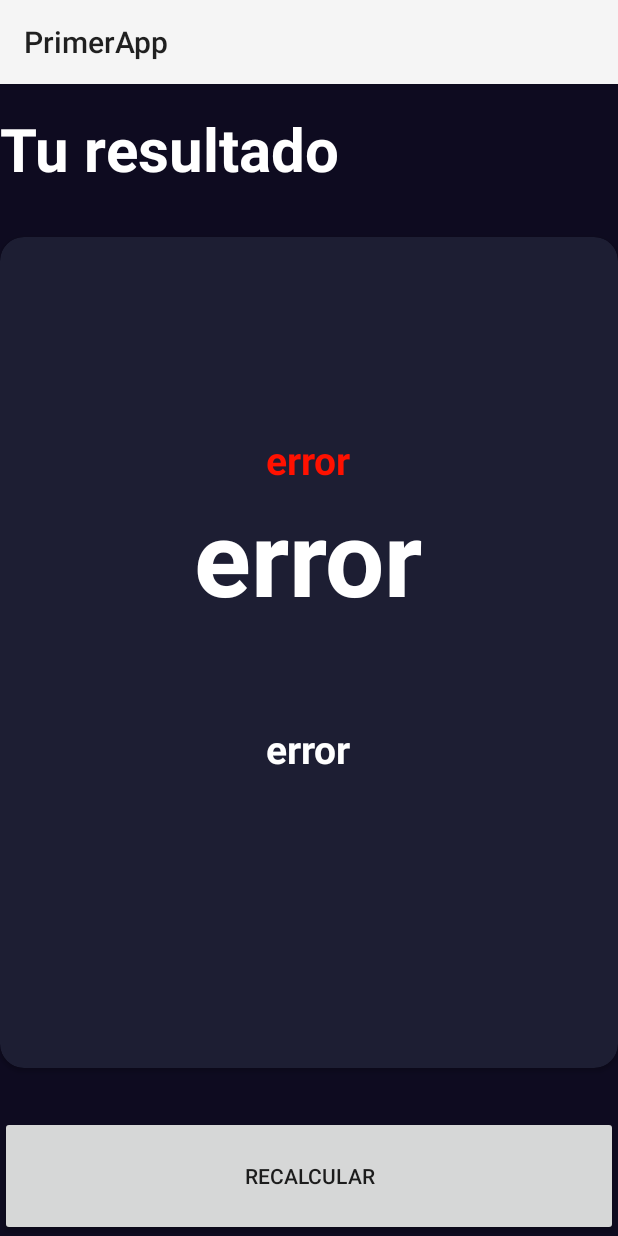
After one commit to MatiCenturion/mi-proyecto, an Android app: the ResultImcActivity screen opened directly, with no data from a screen before it, on a phone screen of 412 x 824 dp. The commit adds this screen. Run offline under Robolectric (Android 15) with nearby library versions, the phone set to English and light mode, and no system bars.

Commit message:
Se culmino el menu de calculo de IMC

```diff
--- a/AndroidProject/AndroidProject/app/src/main/java/com/example/primerapp/MenuActivity.kt
+++ b/AndroidProject/AndroidProject/app/src/main/java/com/example/primerapp/MenuActivity.kt
@@ -8,7 +8,10 @@ import androidx.appcompat.app.AppCompatActivity
 import androidx.core.view.ViewCompat
 import androidx.core.view.WindowInsetsCompat
 import com.example.primerapp.firsApp.firstAppActivity
-import com.example.primerapp.ImcCalculator.ImcCalculatorActivity
+import com.example.primerapp.imcCalculator.ImcCalculatorActivity
+
+
+
 
 class MenuActivity : AppCompatActivity() {
     override fun onCreate(savedInstanceState: Bundle?) {
--- /dev/null
+++ b/AndroidProject/AndroidProject/app/src/main/java/com/example/primerapp/imcCalculator/ResultImcActivity.kt
@@ -0,0 +1,79 @@
+package com.example.primerapp.imcCalculator
+
+import android.os.Bundle
+import android.widget.TextView
+import androidx.activity.enableEdgeToEdge
+import androidx.appcompat.app.AppCompatActivity
+import androidx.core.view.ViewCompat
+import android.widget.Button
+import androidx.core.content.ContextCompat
+import androidx.core.view.WindowInsetsCompat
+import com.example.primerapp.imcCalculator.ImcCalculatorActivity.Companion.IMC_KEY
+import com.example.primerapp.R
+
+class ResultImcActivity : AppCompatActivity() {
+    private lateinit var tvResult: TextView
+    private lateinit var tvIMC: TextView
+    private lateinit var tvDescription: TextView
+    private lateinit var btnRecalculate:Button
+
+    override fun onCreate(savedInstanceState: Bundle?) {
+        super.onCreate(savedInstanceState)
+        enableEdgeToEdge()
+        setContentView(R.layout.activity_result_imc_activity)
+
+        val result = intent.extras?.getDouble(IMC_KEY) ?: -1.0
+
+        initComponents()
+        initUI(result)
+        initListener()
+
+        ViewCompat.setOnApplyWindowInsetsListener(findViewById(R.id.main)) { v, insets ->
+            val systemBars = insets.getInsets(WindowInsetsCompat.Type.systemBars())
+            v.setPadding(systemBars.left, systemBars.top, systemBars.right, systemBars.bottom)
+            insets
+        }
+    }
+    private fun initListener(){
+        btnRecalculate.setOnClickListener{onBackPressedDispatcher.onBackPressed()}
+    }
+
+    private fun initUI(result: Double) {
+        tvIMC.text = result.toString()
+        when(result){
+            in 0.00..18.50 -> { //Bajo peso
+                tvResult.text = getString(R.string.title_bajo_peso)
+                tvResult.setTextColor(ContextCompat.getColor(this, R.color.peso_bajo))
+                tvDescription.text = getString(R.string.description_bajo_peso)
+            }
+            in 18.51..24.99 -> { //Peso normal
+                tvResult.text = getString(R.string.title_normal_peso)
+                tvResult.setTextColor(ContextCompat.getColor(this, R.color.peso_normal))
+                tvDescription.text = getString(R.string.description_normal_peso)
+            }
+            in 25.00..29.99 -> { //Sobrepeso
+                tvResult.text = getString(R.string.title_sobrepeso)
+                tvResult.setTextColor(ContextCompat.getColor(this, R.color.peso_sobrepeso))
+                tvDescription.text = getString(R.string.description_sobrepeso)
+            }
+            in 30.00..99.00 -> { //Obesidad
+                tvResult.text = getString(R.string.title_obesidad)
+                tvResult.setTextColor(ContextCompat.getColor(this, R.color.obesidad))
+                tvDescription.text = getString(R.string.description_obesidad)
+            }
+            else -> {//error
+                tvIMC.text = getString(R.string.error)
+                tvResult.text = getString(R.string.error)
+                tvResult.setTextColor(ContextCompat.getColor(this, R.color.obesidad))
+                tvDescription.text = getString(R.string.error)
+            }
+        }
+    }
+
+    private fun initComponents(){
+        tvIMC = findViewById(R.id.tvIMC)
+        tvResult = findViewById(R.id.tvResult)
+        tvDescription = findViewById(R.id.tvDescription)
+        btnRecalculate = findViewById(R.id.btnRecalculate)
+    }
+}
--- a/AndroidProject/AndroidProject/app/src/main/res/layout/activity_menu.xml
+++ b/AndroidProject/AndroidProject/app/src/main/res/layout/activity_menu.xml
@@ -11,13 +11,13 @@
 
     <Button
         android:id="@+id/btnIMCApp"
-        android:layout_width="wrap_content"
+        android:layout_width="match_parent"
         android:layout_height="wrap_content"
         android:text="IMC App" />
 
     <Button
         android:id="@+id/btnSaludApp"
-        android:layout_width="wrap_content"
+        android:layout_width="match_parent"
         android:layout_height="wrap_content"
         android:text="SaludApp" />
 
--- /dev/null
+++ b/AndroidProject/AndroidProject/app/src/main/res/layout/activity_result_imc_activity.xml
@@ -0,0 +1,90 @@
+<?xml version="1.0" encoding="utf-8"?>
+<androidx.constraintlayout.widget.ConstraintLayout xmlns:android="http://schemas.android.com/apk/res/android"
+    xmlns:app="http://schemas.android.com/apk/res-auto"
+    xmlns:tools="http://schemas.android.com/tools"
+    android:id="@+id/main"
+    android:layout_width="match_parent"
+    android:layout_height="match_parent"
+    android:padding="16dp"
+    android:background="@color/background_app"
+    tools:context=".imcCalculator.ResultImcActivity">
+
+    <TextView
+        android:id="@+id/tvTitle"
+        android:layout_width="wrap_content"
+        android:layout_height="wrap_content"
+        app:layout_constraintTop_toTopOf="parent"
+        app:layout_constraintStart_toStartOf="parent"
+        android:text="@string/result"
+        android:layout_marginTop="16dp"
+        android:textSize="40sp"
+        android:textStyle="bold"
+        android:textColor="@color/white"
+
+        />
+
+    <androidx.cardview.widget.CardView
+        android:layout_width="0dp"
+        android:layout_height="0dp"
+        android:layout_marginVertical="32dp"
+        app:cardCornerRadius="16dp"
+        app:cardBackgroundColor="@color/background_component"
+        app:layout_constraintTop_toBottomOf="@+id/tvTitle"
+        app:layout_constraintStart_toStartOf="parent"
+        app:layout_constraintEnd_toEndOf="parent"
+        app:layout_constraintBottom_toTopOf="@+id/btnRecalculate">
+
+        <androidx.appcompat.widget.LinearLayoutCompat
+            android:layout_width="match_parent"
+            android:layout_height="match_parent"
+            android:gravity="center"
+            android:orientation="vertical"
+            android:layout_margin="16dp">
+
+            <TextView
+                android:id="@+id/tvResult"
+                android:layout_width="wrap_content"
+                android:layout_height="wrap_content"
+                tools:text="Normal"
+                android:textSize="26sp"
+                android:textStyle="bold"
+                />
+
+            <TextView
+                android:id="@+id/tvIMC"
+                android:layout_width="wrap_content"
+                android:layout_height="wrap_content"
+                tools:text="Normal"
+                android:textSize="70sp"
+                android:textColor="@color/white"
+                android:textStyle="bold"
+                />
+
+            <TextView
+                android:id="@+id/tvDescription"
+                android:layout_width="wrap_content"
+                android:layout_height="wrap_content"
+                tools:text="Normal"
+                android:layout_marginVertical="64dp"
+                android:textSize="26dp"
+                android:textColor="@color/white"
+                android:textStyle="bold"
+                />
+
+
+        </androidx.appcompat.widget.LinearLayoutCompat>
+
+
+
+    </androidx.cardview.widget.CardView>
+
+    <Button
+        android:id="@+id/btnRecalculate"
+        android:layout_width="0dp"
+        android:layout_height="80dp"
+        android:text="@string/recalculate"
+        app:layout_constraintStart_toStartOf="parent"
+        app:layout_constraintEnd_toEndOf="parent"
+        app:layout_constraintBottom_toBottomOf="parent"/>
+
+</androidx.constraintlayout.widget.ConstraintLayout>
--- a/AndroidProject/AndroidProject/app/src/main/res/values/colors.xml
+++ b/AndroidProject/AndroidProject/app/src/main/res/values/colors.xml
@@ -14,4 +14,9 @@
     <color name="background_button">#EB1555</color>
     <color name="title_text">#FF8D8E98</color>
     <color name="background_fab">#FF6200EE</color>
+
+    <color name="peso_bajo">#FFEB3B</color>
+    <color name="peso_normal">#4CAF50</color>
+    <color name="peso_sobrepeso">#FF5722</color>
+    <color name="obesidad">#FF1100</color>
 </resources>
--- a/AndroidProject/AndroidProject/app/src/main/res/values/strings.xml
+++ b/AndroidProject/AndroidProject/app/src/main/res/values/strings.xml
@@ -5,5 +5,22 @@
     <string name="height">Altura</string>
     <string name="weight">Peso</string>
     <string name="age">Edad</string>
+    <string name="calculate">Calcular</string>
+    <string name="result">Tu resultado</string>
+    <string name="recalculate">Recalcular</string>
+
+    <string name="error">error</string>
+
+    <string name="title_bajo_peso">Bajo peso</string>
+    <string name="description_bajo_peso">Estas por debajo de lo optimo para tu peso y altura</string>
+
+    <string name="title_normal_peso">Peso normal</string>
+    <string name="description_normal_peso">Estas en lo optimo para tu peso y altura</string>
+
+    <string name="title_sobrepeso">Sobrepeso</string>
+    <string name="description_sobrepeso">Estas por encima de lo optimo para tu peso y altura</string>
+
+    <string name="title_obesidad">Obesidad</string>
+    <string name="description_obesidad">Estas muy por encima de lo optimo para tu peso y altura</string>
 
 </resources>
```
Also changed, not shown: AndroidProject/AndroidProject/app/src/main/AndroidManifest.xml (+5 -4 lines), AndroidProject/AndroidProject/app/src/main/java/com/example/primerapp/imcCalculator/ImcCalculatorActivity.kt (renamed from AndroidProject/AndroidProject/app/src/main/java/com/example/primerapp/ImcCalculator/ImcCalculatorActivity.kt, +30 -4 lines), AndroidProject/AndroidProject/app/src/main/res/layout/activity_imc_calculator.xml (+11 -2 lines).
